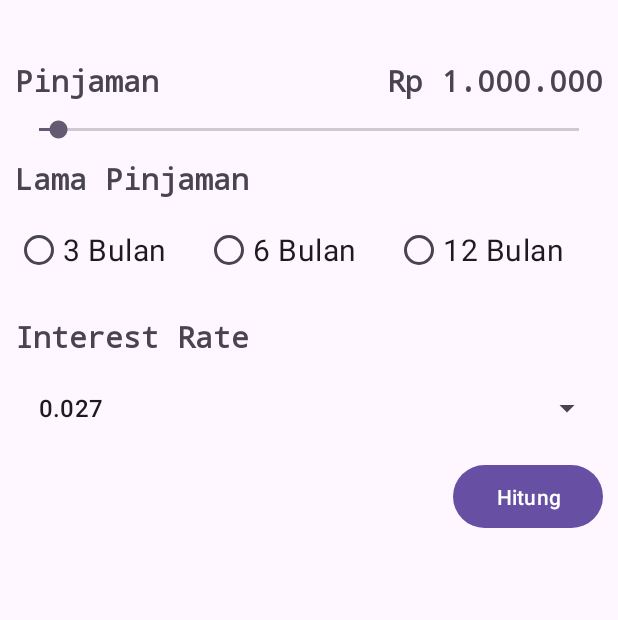
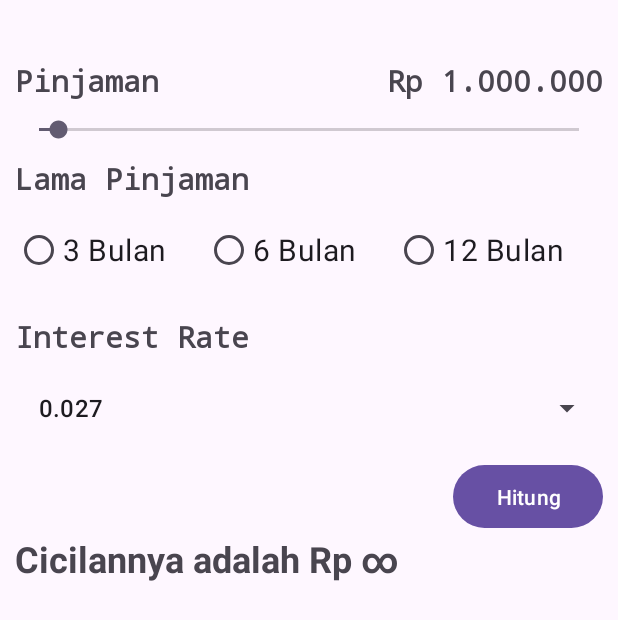
Before and after one commit to popeflin/RockPaperScissorBCAF, an Android app: the screen it shows after launch (SimulasiCicilan), after a tap on "Hitung", on a phone screen of 412 x 824 dp. Shown: the top 620 px of the screen. Run offline under Robolectric (Android 15) with nearby library versions, the phone set to English and light mode, and no system bars.

Commit message:
add Simulasi Cicilan Hitungan

```diff
--- a/app/src/main/java/com/dewabrata/myapplication/SimulasiCicilan.kt
+++ b/app/src/main/java/com/dewabrata/myapplication/SimulasiCicilan.kt
@@ -2,6 +2,7 @@ package com.dewabrata.myapplication
 
 import androidx.appcompat.app.AppCompatActivity
 import android.os.Bundle
+import android.util.Log
 import android.view.View
 import android.widget.ArrayAdapter
 import android.widget.RadioGroup
@@ -11,6 +12,7 @@ import android.widget.Spinner
 import android.widget.TextView
 import android.widget.Toast
 import com.google.android.material.slider.Slider.OnChangeListener
+import java.text.DecimalFormat
 
 class SimulasiCicilan : AppCompatActivity() {
 
@@ -57,6 +59,7 @@ class SimulasiCicilan : AppCompatActivity() {
 
     fun hitungCicilan (view : View){
         val jumlahUang = (jmlUang.progress + 1 ) * 1000000
+        Log.d("Jumlah Uang" ,"" +jumlahUang)
         val tenor = grpTenor.checkedRadioButtonId
         var nilaiTenor = 0
 
@@ -68,8 +71,10 @@ class SimulasiCicilan : AppCompatActivity() {
 
         val selectedBunga = interestArray[lstInterest.selectedItemPosition]
 
-        val r = selectedBunga
-        var cicilan = jumlahUang * r / (1 - Math.pow((1+r),-tenor.toDouble()))
-        Toast.makeText(this,"Cicilanya adalah $cicilan",Toast.LENGTH_LONG).show()
+        val r = selectedBunga /12
+        var cicilan = jumlahUang * r / (1 - Math.pow((1+r),-nilaiTenor.toDouble()))
+
+        val formater = DecimalFormat("##.###")
+        findViewById<TextView>(R.id.txtCicilan).text = "Cicilannya adalah Rp ${formater.format(cicilan)}"
     }
 }
--- a/app/src/main/res/layout/activity_simulasi_cicilan.xml
+++ b/app/src/main/res/layout/activity_simulasi_cicilan.xml
@@ -133,6 +133,14 @@
             android:onClick="hitungCicilan"
             android:text="Hitung" />
     </LinearLayout>
+
+        <TextView
+            android:id="@+id/txtCicilan"
+            android:layout_width="match_parent"
+            android:layout_height="wrap_content"
+            android:text="Cicilannya adalah :"
+            android:textSize="24sp"
+            android:textStyle="bold" />
     </LinearLayout>
     </ScrollView>
 </LinearLayout>
```
